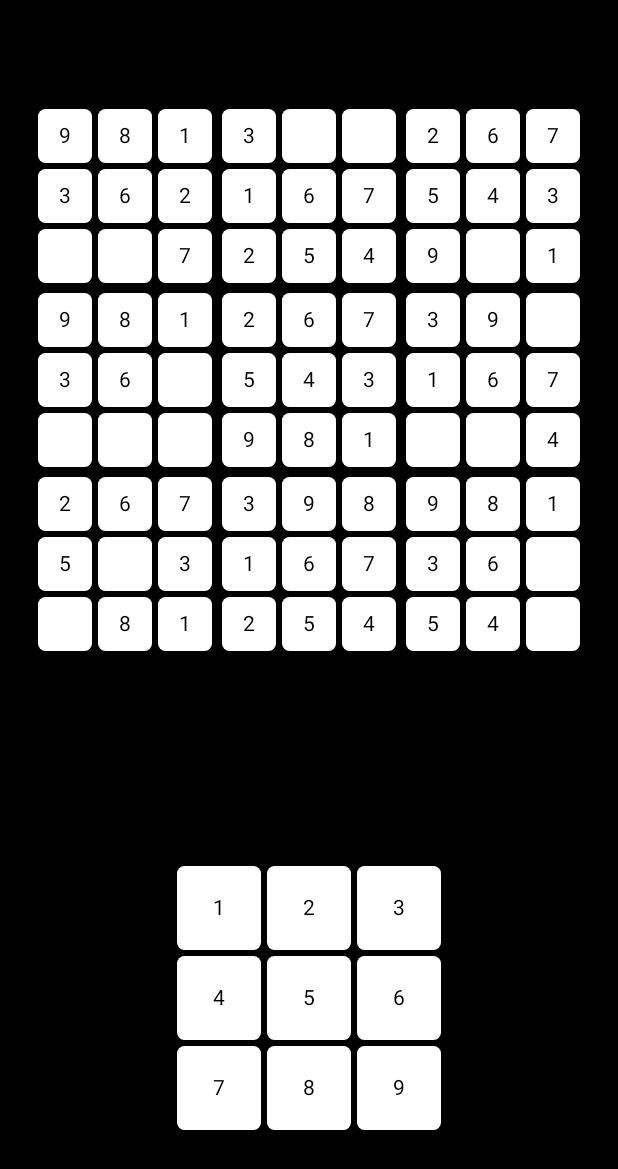
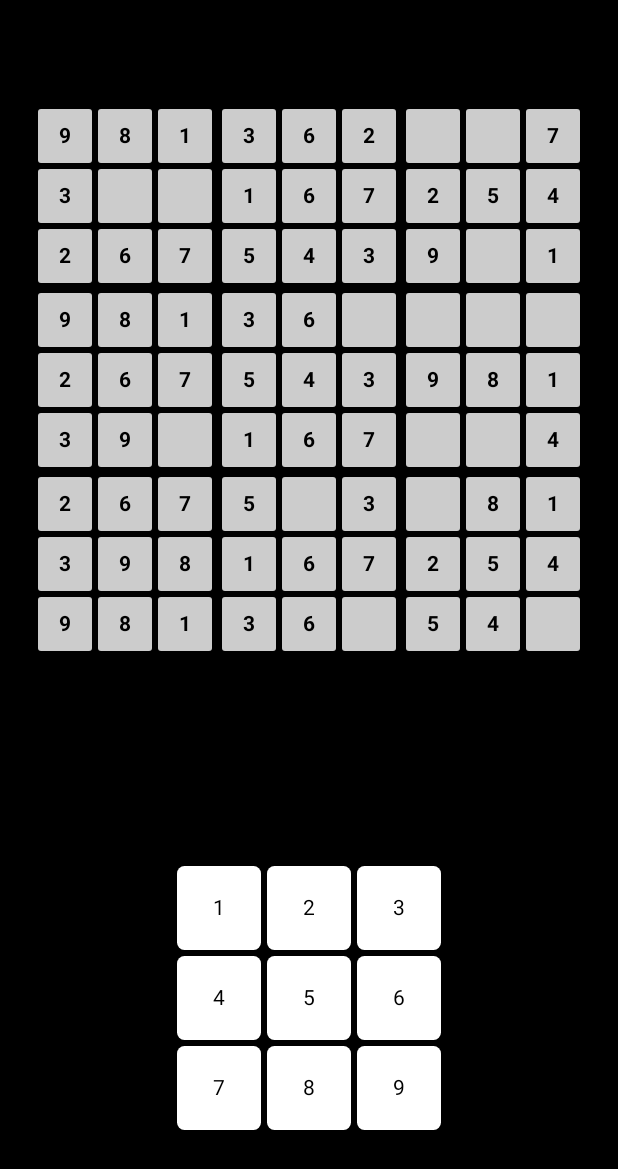
Before and after one commit to YashNishal/Sudoku-App, an Android app built with Jetpack Compose: the @Preview function DefaultPreview2, on a phone screen of 412 x 824 dp. Shown: the top 1169 px of the screen. Run offline under Robolectric (Android 15) with nearby library versions, the phone set to English and light mode, and no system bars; network calls fail.

Commit message:
Added functionality of matrix

```diff
--- /dev/null
+++ b/app/src/main/java/com/example/sudoku/Data.kt
@@ -0,0 +1 @@
+package com.example.sudoku
--- a/app/src/main/java/com/example/sudoku/PrimaryActivity.kt
+++ b/app/src/main/java/com/example/sudoku/PrimaryActivity.kt
@@ -16,6 +16,7 @@ import androidx.compose.ui.Modifier
 import androidx.compose.ui.draw.clip
 import androidx.compose.ui.graphics.Color
 import androidx.compose.ui.platform.LocalContext
+import androidx.compose.ui.text.font.FontWeight
 import androidx.compose.ui.tooling.preview.Preview
 import androidx.compose.ui.unit.dp
 import com.example.sudoku.ui.theme.SudokuTheme
@@ -41,7 +42,7 @@ class PrimaryActivity : ComponentActivity() {
 // Sudoku Grid and Cells
 @Composable
 fun Grid() {
-    Column(Modifier.padding(1.dp)) {
+    Column(Modifier.padding(2.dp)) {
         Row {
             SubGrid(0)
             SubGrid(1)
@@ -64,21 +65,24 @@ fun Grid() {
 @Composable
 fun SubGrid(i:Int) {
     val iv = hashSetOf<String>()
+
+    val row : Int = (i/3)*3
+    val col : Int = (i%3)*3
     Column(Modifier.padding(1.dp)) {
         Row {
-            Cell(example[i][0], iv)
-            Cell(example[i][1], iv)
-            Cell(example[i][2], iv)
+            Cell(example[row][col], iv)
+            Cell(example[row][col+1], iv)
+            Cell(example[row][col+2], iv)
         }
         Row {
-            Cell(example[i][3], iv)
-            Cell(example[i][4], iv)
-            Cell(example[i][5], iv)
+            Cell(example[row+1][col], iv)
+            Cell(example[row+1][col+1], iv)
+            Cell(example[row+1][col+2], iv)
         }
         Row {
-            Cell(example[i][6], iv)
-            Cell(example[i][7], iv)
-            Cell(example[i][8], iv)
+            Cell(example[row+2][col], iv)
+            Cell(example[row+2][col+1], iv)
+            Cell(example[row+2][col+2], iv)
         }
     }
 }
@@ -89,7 +93,7 @@ fun Cell(num: String = "", iv: HashSet<String>) {
     if (num != "0") iv.add(num)
     val number = remember{ mutableStateOf(if (num == "0") "" else num) }
     val fixed = remember{ mutableStateOf(num != "0") }
-    var col = Color.White
+    val color = Color.LightGray
 
     Box(
         Modifier
@@ -97,9 +101,9 @@ fun Cell(num: String = "", iv: HashSet<String>) {
             .width(40.dp)
             .padding(2.dp)
             .clip(
-                RoundedCornerShape(5.dp)
+                RoundedCornerShape(2.dp)
             )
-            .background(col)
+            .background(color)
             .clickable {
                 if (!fixed.value and !iv.contains(change)) {
                     // Color Change
@@ -107,8 +111,10 @@ fun Cell(num: String = "", iv: HashSet<String>) {
                     number.value = change
                     iv.add(number.value)
                 }
-            }) {
-        Text(text = number.value, Modifier.align(Alignment.Center))
+            }
+    ) {
+        Text(text = number.value, Modifier.align(Alignment.Center),
+            fontWeight = if(fixed.value)  FontWeight.Bold else FontWeight.Normal)
     }
 }
 
```
